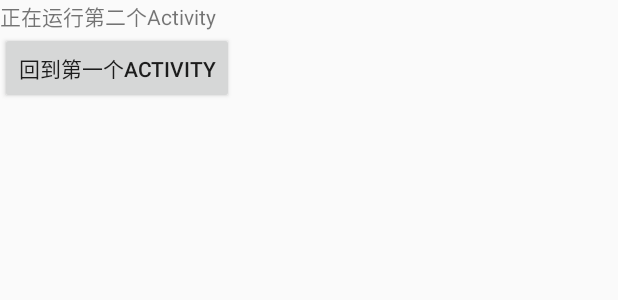
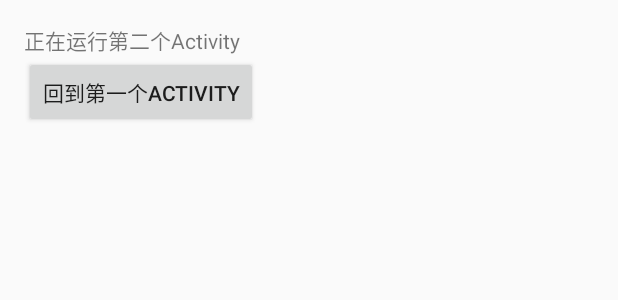
Before and after one commit to wszh197/ActivityLifeCycle, an Android app: the layout activity_seond.xml on its own in the app's theme, with its tools: preview values and no code run, on a phone screen of 412 x 824 dp. Shown: the top 300 px of the screen. Run offline under Robolectric (Android 15) with nearby library versions, the phone set to English and light mode, and no system bars.

Commit message:
activitylifecycle first

```diff
--- a/app/src/main/AndroidManifest.xml
+++ b/app/src/main/AndroidManifest.xml
@@ -16,7 +16,8 @@
             </intent-filter>
         </activity>
         <activity android:name=".ActivitySecond"
-            android:label="ActivitySecond"/>
+            android:label="ActivitySecond"
+            android:parentActivityName=".MainActivity"/>
     </application>
 
 </manifest>
--- a/app/src/main/java/com/wszh/activitylifecycle/MainActivity.java
+++ b/app/src/main/java/com/wszh/activitylifecycle/MainActivity.java
@@ -55,4 +55,10 @@ public class MainActivity extends AppCompatActivity {
         Log.d(TAG, "onDestroy: 执行了");
     }
 
+    @Override
+    protected void onRestart() {
+        super.onRestart();
+        Log.d(TAG, "onRestart: 执行了");
+    }
+
 }
--- a/app/src/main/res/layout/activity_main.xml
+++ b/app/src/main/res/layout/activity_main.xml
@@ -13,5 +13,6 @@
         android:id="@+id/activity_mainActivity_button"
         android:text="启动第二个Activity"
         android:layout_width="wrap_content"
-        android:layout_height="wrap_content" />
+        android:layout_height="wrap_content"
+        android:textAllCaps="false"/>
 </RelativeLayout>
--- a/app/src/main/res/layout/activity_seond.xml
+++ b/app/src/main/res/layout/activity_seond.xml
@@ -2,11 +2,11 @@
 <LinearLayout xmlns:android="http://schemas.android.com/apk/res/android"
     android:orientation="vertical"
     android:layout_width="match_parent"
-    android:layout_height="match_parent">
+    android:layout_height="match_parent"
     android:paddingBottom="@dimen/activity_vertical_margin"
     android:paddingLeft="@dimen/activity_horizontal_margin"
     android:paddingRight="@dimen/activity_horizontal_margin"
-    android:paddingTop="@dimen/activity_vertical_margin"
+    android:paddingTop="@dimen/activity_vertical_margin">
 
     <TextView
        android:id="@+id/activity_second_textview"
```
